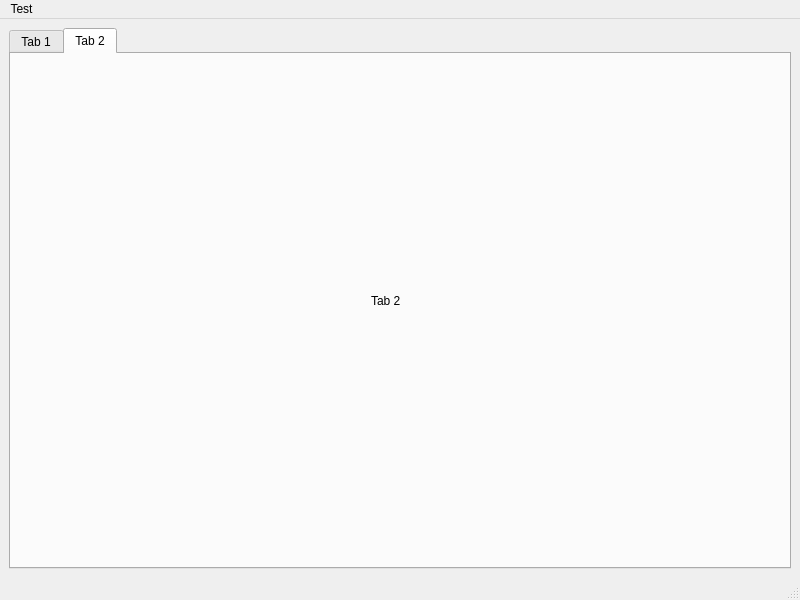
This is ui/test3.ui in TheRedshift/DMShield as Qt 5 draws it before an edit. The edited form follows.
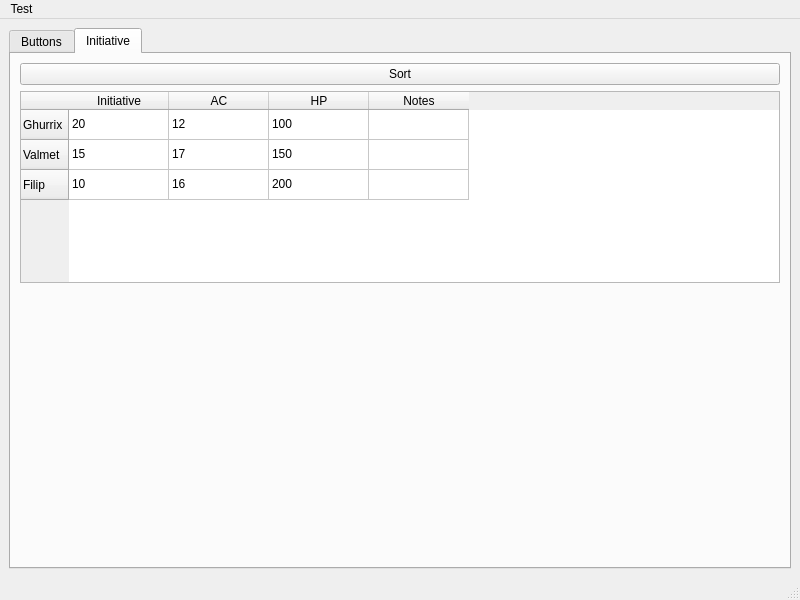
This is the edited form. The open tabs and pages were chosen to show the change.

Commit message: added another button, hooks be hooking

Diff of the .ui file:
```diff
--- a/ui/test3.ui
+++ b/ui/test3.ui
@@ -25,7 +25,7 @@
       </property>
       <widget class="QWidget" name="tab">
        <attribute name="title">
-        <string>Tab 1</string>
+        <string>Buttons</string>
        </attribute>
        <layout class="QVBoxLayout" name="verticalLayout_2">
         <item>
@@ -57,21 +57,107 @@
       </widget>
       <widget class="QWidget" name="tab_2">
        <attribute name="title">
-        <string>Tab 2</string>
+        <string>Initiative</string>
        </attribute>
-       <widget class="QLabel" name="label_2">
-        <property name="geometry">
-         <rect>
-          <x>360</x>
-          <y>240</y>
-          <width>47</width>
-          <height>13</height>
-         </rect>
-        </property>
-        <property name="text">
-         <string>Tab 2</string>
-        </property>
-       </widget>
+       <layout class="QVBoxLayout" name="verticalLayout_3">
+        <item>
+         <widget class="QPushButton" name="sortButton">
+          <property name="text">
+           <string>Sort</string>
+          </property>
+         </widget>
+        </item>
+        <item alignment="Qt::AlignTop">
+         <widget class="QTableWidget" name="tableWidget">
+          <property name="minimumSize">
+           <size>
+            <width>758</width>
+            <height>192</height>
+           </size>
+          </property>
+          <row>
+           <property name="text">
+            <string>Ghurrix</string>
+           </property>
+          </row>
+          <row>
+           <property name="text">
+            <string>Valmet</string>
+           </property>
+          </row>
+          <row>
+           <property name="text">
+            <string>Filip</string>
+           </property>
+          </row>
+          <column>
+           <property name="text">
+            <string>Initiative</string>
+           </property>
+          </column>
+          <column>
+           <property name="text">
+            <string>AC</string>
+           </property>
+          </column>
+          <column>
+           <property name="text">
+            <string>HP</string>
+           </property>
+          </column>
+          <column>
+           <property name="text">
+            <string>Notes</string>
+           </property>
+          </column>
+          <item row="0" column="0">
+           <property name="text">
+            <string>20</string>
+           </property>
+          </item>
+          <item row="0" column="1">
+           <property name="text">
+            <string>12</string>
+           </property>
+          </item>
+          <item row="0" column="2">
+           <property name="text">
+            <string>100</string>
+           </property>
+          </item>
+          <item row="1" column="0">
+           <property name="text">
+            <string>15</string>
+           </property>
+          </item>
+          <item row="1" column="1">
+           <property name="text">
+            <string>17</string>
+           </property>
+          </item>
+          <item row="1" column="2">
+           <property name="text">
+            <string>150</string>
+           </property>
+          </item>
+          <item row="2" column="0">
+           <property name="text">
+            <string>10</string>
+           </property>
+          </item>
+          <item row="2" column="1">
+           <property name="text">
+            <string>16</string>
+           </property>
+          </item>
+          <item row="2" column="2">
+           <property name="text">
+            <string>200</string>
+           </property>
+          </item>
+         </widget>
+        </item>
+       </layout>
       </widget>
      </widget>
     </item>
```
Left out of the diff: 6 changed lines with no effect on the pictures. The commit also changes 1 other file.
